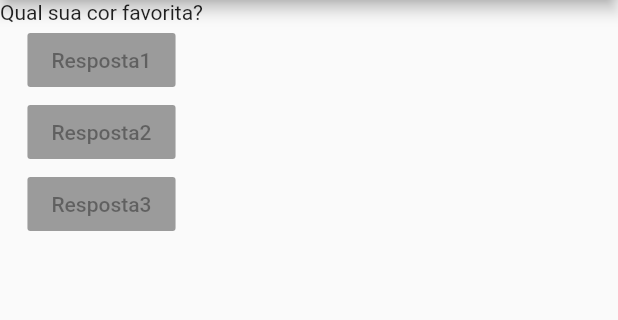
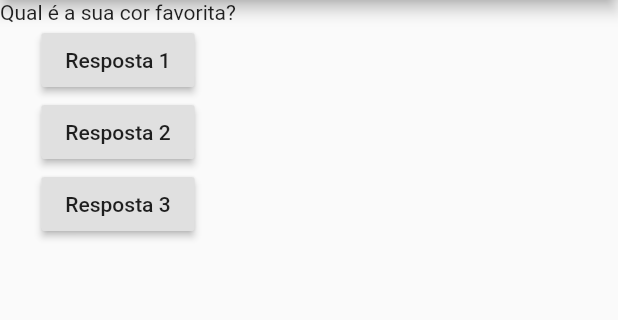
Before and after one commit to FabioLucassc/Curso_flutter, a Flutter app: the screen it shows after launch, on a phone screen of 412 x 824 dp, the part 84-404 px from its top. Run offline on Flutter 3.47's test engine with Material 2 defaults, Android fonts, the phone set to English and light mode, and no system bars.

Commit message:
Aula23-M2

```diff
--- a/projeto_perguntas/lib/main.dart
+++ b/projeto_perguntas/lib/main.dart
@@ -1,15 +1,22 @@
 import 'package:flutter/material.dart';
 
-main(List<String> args) {
-  runApp(new PerguntaApp());
+main() => runApp(PerguntaApp());
+
+class _PerguntaAppState extends State<PerguntaApp> {
+  var _perguntaSelecionada = 0;
+
+  void _responder() {
+    setState(() {
+      _perguntaSelecionada++;
+    });
+    print(_perguntaSelecionada);
   }
 
-class PerguntaApp extends StatelessWidget {
   @override
   Widget build(BuildContext context) {
-    final List<String> perguntas = [
-      'Qual sua cor favorita?',
-      'Qual seu animal Favorito ?',
+    final perguntas = [
+      'Qual é a sua cor favorita?',
+      'Qual é o seu animal favorito?',
     ];
 
     return MaterialApp(
@@ -17,22 +24,30 @@ class PerguntaApp extends StatelessWidget {
         appBar: AppBar(
           title: Text('Perguntas'),
         ),
-        body: Column(children: [
-          Text(perguntas[0]),
+        body: Column(
+          children: <Widget>[
+            Text(perguntas[_perguntaSelecionada]),
             RaisedButton(
-            child: Text('Resposta1'),
-            onPressed: null,
+              child: Text('Resposta 1'),
+              onPressed: _responder,
             ),
             RaisedButton(
-            child: Text('Resposta2'),
-            onPressed: null,
+              child: Text('Resposta 2'),
+              onPressed: _responder,
             ),
             RaisedButton(
-            child: Text('Resposta3'),
-            onPressed: null,
+              child: Text('Resposta 3'),
+              onPressed: _responder,
             ),
-        ]),
+          ],
+        ),
       ),
     );
   }
 }
+
+class PerguntaApp extends StatefulWidget {
+  _PerguntaAppState createState() {
+    return _PerguntaAppState();
+  }
+}
```
Also changed, not shown: exercicios/exercicio.dart (added, +9 -0 lines), exercicios/pessoa.dart (added, +7 -0 lines). Lines whose indentation alone changed are shown as unchanged.
